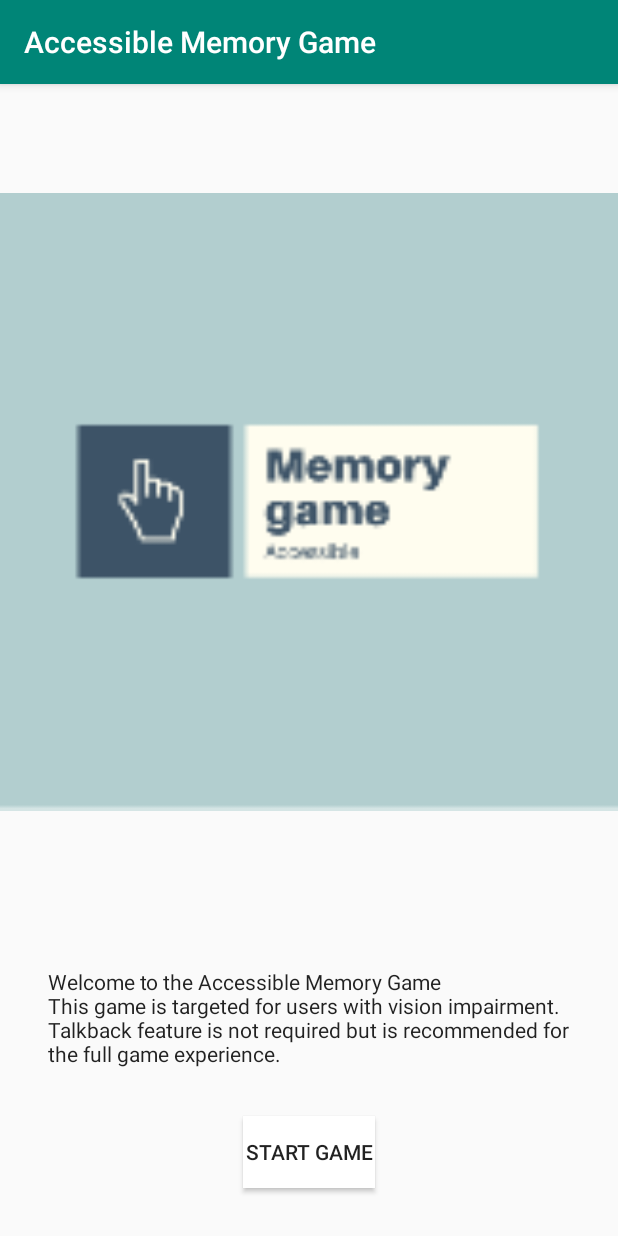
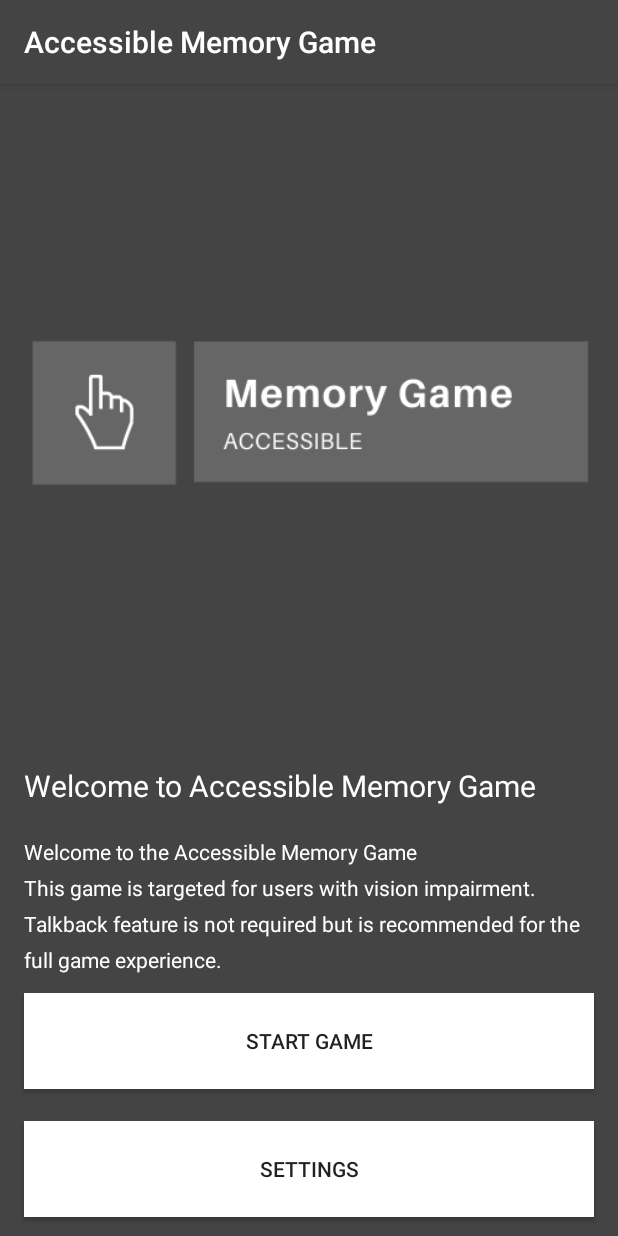
Before and after one commit to danielminami/accessible_memory_game_shopify, an Android app: the screen it shows after launch (MainActivity), on a phone screen of 412 x 824 dp. Run offline under Robolectric (Android 15) with nearby library versions, the phone set to English and light mode, and no system bars; our stand-ins replace ButterKnife; pictures from the network do not load.

Commit message:
Some Layout and accessibility changes

```diff
--- /dev/null
+++ b/app/src/main/java/com/minamid/accessiblememorygame/model/Announcements.java
@@ -0,0 +1,6 @@
+package com.minamid.accessiblememorygame.model;
+
+public enum Announcements {
+    TIME_TO_EXPLORE,
+    START_GAME
+}
--- a/app/src/main/java/com/minamid/accessiblememorygame/ui/GameFragment.java
+++ b/app/src/main/java/com/minamid/accessiblememorygame/ui/GameFragment.java
@@ -14,6 +14,7 @@ import android.view.ViewGroup;
 import com.bumptech.glide.Glide;
 import com.minamid.accessiblememorygame.R;
 import com.minamid.accessiblememorygame.base.CustomFragment;
+import com.minamid.accessiblememorygame.model.Announcements;
 import com.minamid.accessiblememorygame.model.Board;
 import com.minamid.accessiblememorygame.model.MemoryCard;
 import com.minamid.accessiblememorygame.service.ImageService;
@@ -242,6 +243,17 @@ public class GameFragment extends CustomFragment {
             }
         });
 
+        mViewModel.getAnnounceableLiveData().observe(this, new Observer<Announcements>() {
+            @Override
+            public void onChanged(@Nullable Announcements announcements) {
+                // TODO: Create a enum class for this accessibility announcement
+                if (announcements.equals("START_GAME")) {
+                    getView().announceForAccessibility("GAME WILL START");
+                }
+                Log.d("onChanged", "ScreenLock Observer: " + announcements.toString());
+            }
+        });
+
     }
 
     private void bindImage(MemoryCard... memoryCard) {
--- a/app/src/main/java/com/minamid/accessiblememorygame/ui/GameViewModel.java
+++ b/app/src/main/java/com/minamid/accessiblememorygame/ui/GameViewModel.java
@@ -6,6 +6,7 @@ import android.os.Handler;
 import android.util.Log;
 import android.view.View;
 
+import com.minamid.accessiblememorygame.model.Announcements;
 import com.minamid.accessiblememorygame.model.Board;
 import com.minamid.accessiblememorygame.model.Image;
 import com.minamid.accessiblememorygame.model.ImageResponse;
@@ -24,6 +25,7 @@ public class GameViewModel extends ViewModel {
     private MutableLiveData<Boolean> isWinnerLiveData = new MutableLiveData<>();
     private List<MutableLiveData<MemoryCard>> cardListLiveData;
     private MutableLiveData<Boolean> isScreenLock = new MutableLiveData<>();
+    private MutableLiveData<Announcements> announceableLiveData = new MutableLiveData<>();
     private MemoryCard previousCardRevealed;
     private MutableLiveData<MemoryCard> card11LiveData = new MutableLiveData<>();
     private MutableLiveData<MemoryCard> card12LiveData = new MutableLiveData<>();
@@ -168,6 +170,13 @@ public class GameViewModel extends ViewModel {
         return isScreenLock;
     }
 
+    public MutableLiveData<Announcements> getAnnounceableLiveData() {
+        if (announceableLiveData == null) {
+            announceableLiveData = new MutableLiveData<>();
+        }
+        return announceableLiveData;
+    }
+
     public void setBoard(Board board, ImageService imageService) {
         this.imageService = imageService;
         this.isScreenLock.setValue(true);
@@ -269,9 +278,10 @@ public class GameViewModel extends ViewModel {
                     public void run() {
                         // TODO: Announce all cards are turned face down
                         updateObservableEnableClick(true);
+                        updateObservableAnnonceable(Announcements.START_GAME);
                         turnAllCardsFacedDown();
                     }
-                }, Config.timeBoardRevealed * 100);
+                }, Config.timeBoardRevealed * 1000);
             }
 
             @Override
@@ -315,6 +325,10 @@ public class GameViewModel extends ViewModel {
         }
     }
 
+    private void updateObservableAnnonceable(Announcements announcements) {
+        announceableLiveData.setValue(announcements);
+    }
+
     private void turnAllCardsFacedDown() {
         for (MutableLiveData<MemoryCard> card : cardListLiveData) {
             card.getValue().setRevealed(false);
--- a/app/src/main/java/com/minamid/accessiblememorygame/ui/MainFragment.java
+++ b/app/src/main/java/com/minamid/accessiblememorygame/ui/MainFragment.java
@@ -8,8 +8,10 @@ import android.view.LayoutInflater;
 import android.view.View;
 import android.view.ViewGroup;
 import android.widget.Button;
+import android.widget.ImageView;
 import android.widget.TextView;
 
+import com.bumptech.glide.Glide;
 import com.minamid.accessiblememorygame.R;
 import com.minamid.accessiblememorygame.base.CustomFragment;
 import com.minamid.accessiblememorygame.util.Config;
@@ -21,6 +23,7 @@ public class MainFragment extends CustomFragment {
 
     @BindView(R.id.welcomeMessage) TextView welcomeMessage;
     @BindView(R.id.button_start_game) Button button_start_game;
+    @BindView(R.id.imageView) ImageView imageView;
     private MainViewModel mViewModel;
 
     public static MainFragment newInstance() {
@@ -49,6 +52,14 @@ public class MainFragment extends CustomFragment {
             }
         });
 
+        bindImage(imageView, R.drawable.accessible_memory_game_logo_gray);
+
+    }
+
+    private void bindImage(ImageView imageView, int resourceId) {
+        Glide.with(getContext())
+                .load(resourceId)
+                .into(imageView);
     }
 
 }
--- a/app/src/main/java/com/minamid/accessiblememorygame/util/Config.java
+++ b/app/src/main/java/com/minamid/accessiblememorygame/util/Config.java
@@ -12,7 +12,7 @@ public class Config {
     public static final String CLIENT_ID = "Client-ID 5d0704704a62d33";
 
 
-    public static final int timeBoardRevealed = 60;
+    public static final int timeBoardRevealed = 30;
 
     public static Config getInstance() {
         return ourInstance;
--- a/app/src/main/res/layout/main_fragment.xml
+++ b/app/src/main/res/layout/main_fragment.xml
@@ -3,6 +3,7 @@
     xmlns:android="http://schemas.android.com/apk/res/android"
     xmlns:app="http://schemas.android.com/apk/res-auto"
     xmlns:tools="http://schemas.android.com/tools"
+    android:background="@color/colorPrimary"
     android:layout_width="match_parent"
     android:layout_height="match_parent"
     tools:context=".ui.MainFragment">
@@ -10,29 +11,34 @@
     <TextView
         android:id="@+id/welcomeMessage"
         android:layout_width="0dp"
+        android:lineSpacingExtra="8dp"
         android:layout_height="wrap_content"
-        android:layout_marginStart="32dp"
-        android:layout_marginTop="32dp"
-        android:layout_marginEnd="32dp"
-        android:layout_marginBottom="32dp"
+        android:layout_marginStart="16dp"
+        android:layout_marginEnd="16dp"
         android:contentDescription="@string/contentDescription_text_welcome"
         android:text="@string/txt_text_welcome"
         android:textAppearance="@style/TextAppearance.AppCompat"
+        android:fontFamily="sans-serif"
+        android:textColor="@color/colorPrimaryDark"
+        android:textSize="14dp"
         app:layout_constraintBottom_toTopOf="@+id/button_start_game"
         app:layout_constraintEnd_toEndOf="parent"
+        app:layout_constraintHorizontal_bias="1.0"
         app:layout_constraintStart_toStartOf="parent"
-        app:layout_constraintTop_toBottomOf="@+id/imageView" />
+        app:layout_constraintTop_toBottomOf="@+id/welcomeHeader" />
 
     <Button
         android:id="@+id/button_start_game"
         style="@android:style/Widget.DeviceDefault.Button"
-        android:layout_width="wrap_content"
-        android:layout_height="wrap_content"
-        android:layout_marginBottom="32dp"
+        android:layout_width="0dp"
+        android:layout_height="64dp"
+        android:layout_marginStart="16dp"
+        android:layout_marginEnd="16dp"
+        android:layout_marginBottom="8dp"
         android:background="@android:color/background_light"
         android:contentDescription="@string/contentDescription_btn_welcome"
         android:text="@string/txt_btn_welcome"
-        app:layout_constraintBottom_toBottomOf="parent"
+        app:layout_constraintBottom_toTopOf="@+id/button_settings"
         app:layout_constraintEnd_toEndOf="parent"
         app:layout_constraintStart_toStartOf="parent"
         app:layout_constraintTop_toBottomOf="@+id/welcomeMessage" />
@@ -40,12 +46,45 @@
     <ImageView
         android:id="@+id/imageView"
         android:layout_width="0dp"
-        android:layout_height="0dp"
-        android:src="@mipmap/fl_memory_game_logo"
+        android:layout_height="wrap_content"
+        android:layout_marginBottom="8dp"
+        app:layout_constraintBottom_toTopOf="@+id/welcomeHeader"
+        app:layout_constraintEnd_toEndOf="parent"
+        app:layout_constraintHorizontal_bias="1.0"
+        app:layout_constraintStart_toStartOf="parent"
+        app:layout_constraintTop_toTopOf="parent" />
+
+    <Button
+        android:id="@+id/button_settings"
+        android:layout_width="0dp"
+        android:layout_height="64dp"
+        android:layout_marginStart="16dp"
+        android:layout_marginEnd="16dp"
+        android:text="Settings"
+        style="@android:style/Widget.DeviceDefault.Button"
+        android:background="@android:color/background_light"
+        app:layout_constraintBottom_toBottomOf="parent"
+        app:layout_constraintEnd_toEndOf="parent"
+        app:layout_constraintStart_toStartOf="parent"
+        app:layout_constraintTop_toBottomOf="@+id/button_start_game" />
+
+    <TextView
+        android:id="@+id/welcomeHeader"
+        android:layout_width="0dp"
+        android:layout_height="wrap_content"
+        android:layout_marginStart="16dp"
+        android:layout_marginTop="8dp"
+        android:layout_marginEnd="16dp"
+        android:layout_marginBottom="8dp"
+        android:text="Welcome to Accessible Memory Game"
+        android:textAppearance="@style/TextAppearance.AppCompat"
+        android:fontFamily="sans-serif"
+        android:textColor="@color/colorPrimaryDark"
+        android:textSize="20dp"
         app:layout_constraintBottom_toTopOf="@+id/welcomeMessage"
         app:layout_constraintEnd_toEndOf="parent"
         app:layout_constraintStart_toStartOf="parent"
-        app:layout_constraintTop_toTopOf="parent" />
+        app:layout_constraintTop_toBottomOf="@+id/imageView" />
 
 
 </android.support.constraint.ConstraintLayout>
--- a/app/src/main/res/values/colors.xml
+++ b/app/src/main/res/values/colors.xml
@@ -1,6 +1,6 @@
 <?xml version="1.0" encoding="utf-8"?>
 <resources>
-    <color name="colorPrimary">#008577</color>
-    <color name="colorPrimaryDark">#00574B</color>
+    <color name="colorPrimary">#444444</color>
+    <color name="colorPrimaryDark">#FFFFFF</color>
     <color name="colorAccent">#D81B60</color>
 </resources>
```
Also changed, not shown: app/src/main/res/drawable/accessible_memory_game_logo_dark.png (added), app/src/main/res/drawable/accessible_memory_game_logo_gray.png (added).
